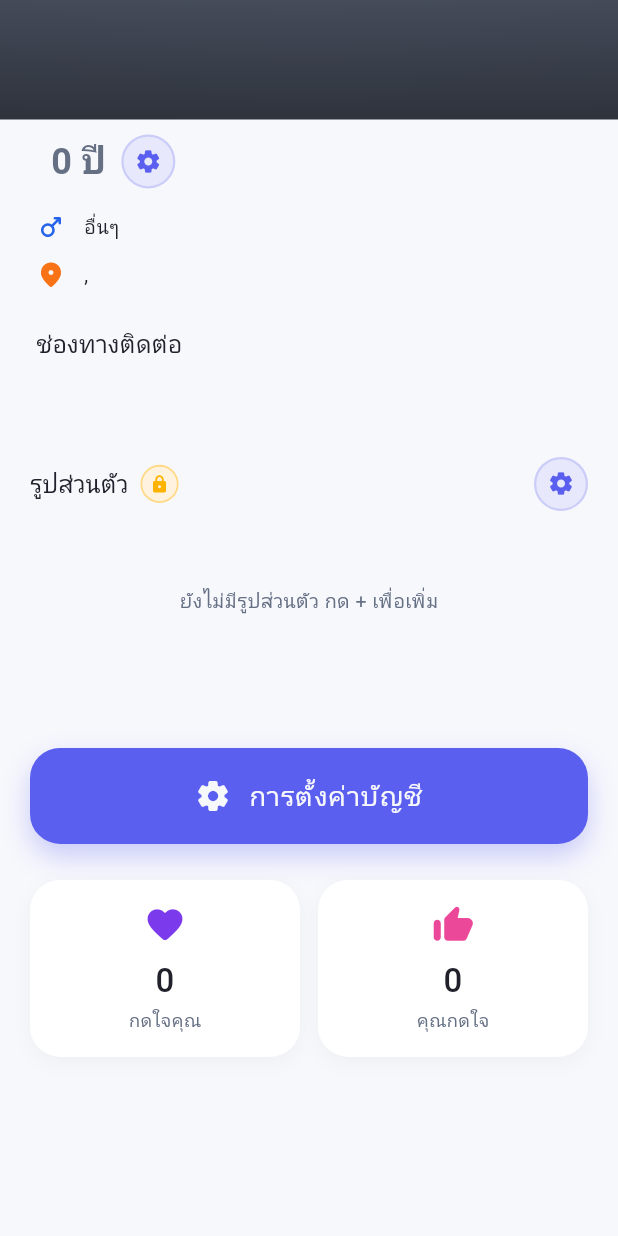
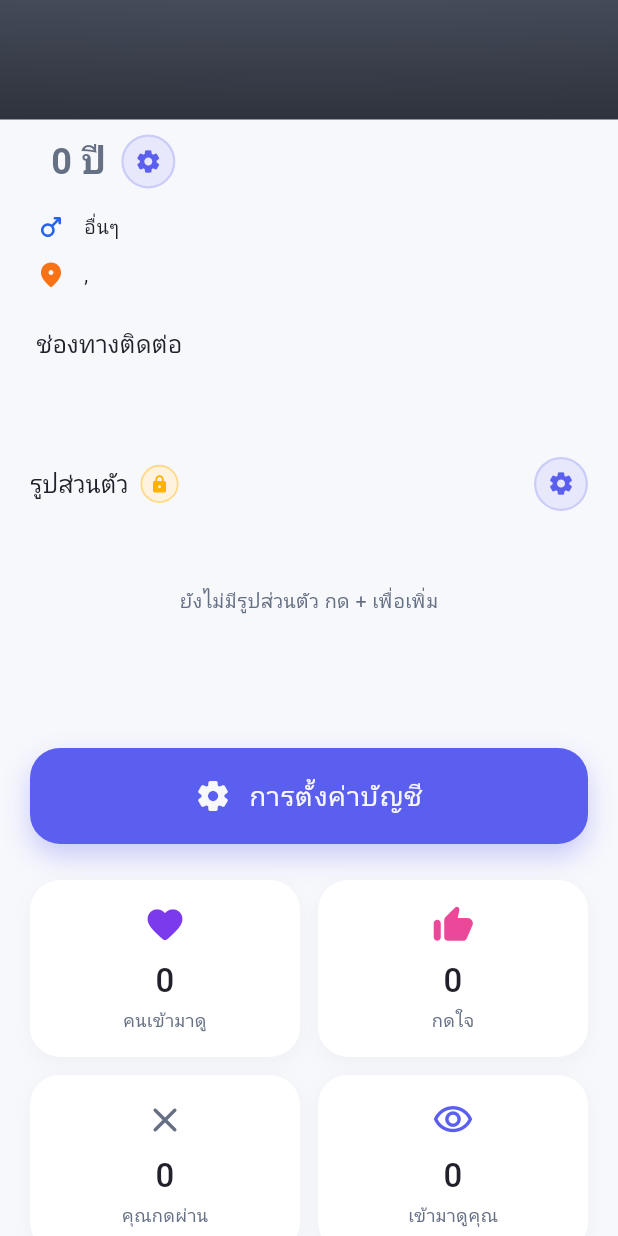
Before and after one commit to pookamhomyen-ops/dating-one, a Flutter app: the ProfileScreen screen opened directly, scrolled down 456 dp, on a phone screen of 412 x 824 dp. Run offline on Flutter 3.47's test engine with Material 3 defaults, Android fonts, the phone set to English and light mode, and no system bars; our stand-ins replace cached_network_image, flutter_image_compress, google_fonts, google_sign_in, image_picker, supabase_flutter; accounts and stored records are empty.

Commit message:
update project files

```diff
--- a/lib/screens/profile/profile_screen.dart
+++ b/lib/screens/profile/profile_screen.dart
@@ -34,6 +34,19 @@ class ProfileScreenState extends State<ProfileScreen> {
     try {
       final authUser = Supabase.instance.client.auth.currentUser;
       if (authUser == null) return;
+
+      final likesReceivedRes = await Supabase.instance.client
+          .from('profile_likes')
+          .select('id')
+          .eq('liked_id', authUser.id);
+
+      final likesGivenRes = await Supabase.instance.client
+          .from('profile_likes')
+          .select('id')
+          .eq('liker_id', authUser.id);
+
+      final likesReceived = (likesReceivedRes as List).length;
+      final likesGiven = (likesGivenRes as List).length;
 
       final data = await Supabase.instance.client
           .from('profiles')
@@ -123,8 +136,8 @@ class ProfileScreenState extends State<ProfileScreen> {
               photoUrls: photoUrls,
               bio: data['bio'] ?? '',
               interests: [],
-              profileViews: likedMeCount,
-              likesReceived: myLikesCount,
+              profileViews: likesReceived,
+              likesReceived: likesGiven,
               lineId: data['line_id'] ?? '',
               instagram: data['instagram'] ?? '',
               xHandle: data['x_handle'] ?? '',
@@ -809,14 +822,16 @@ class _StatsRow extends StatelessWidget {
 
   @override
   Widget build(BuildContext context) {
-    return Row(
+    return Column(
+      children: [
+        Row(
           children: [
             Expanded(
               child: GestureDetector(
                 onTap: onLikedMeTap,
                 child: _StatCard(
                   icon: Icons.favorite_rounded,
-              label: 'กดใจคุณ',
+                  label: 'คนเข้ามาดู',
                   value: _formatCount(likedMeCount),
                   color: AppColors.iconPurple,
                 ),
@@ -828,11 +843,35 @@ class _StatsRow extends StatelessWidget {
                 onTap: onMyLikesTap,
                 child: _StatCard(
                   icon: Icons.thumb_up_rounded,
-              label: 'คุณกดใจ',
+                  label: 'กดใจ',
                   value: _formatCount(myLikesCount),
                   color: AppColors.brandPink,
                 ),
               ),
+            ),
+          ],
+        ),
+        const SizedBox(height: 12),
+        Row(
+          children: [
+            Expanded(
+              child: _StatCard(
+                icon: Icons.close_rounded,
+                label: 'คุณกดผ่าน',
+                value: '0',
+                color: AppColors.textSecondary,
+              ),
+            ),
+            const SizedBox(width: 12),
+            Expanded(
+              child: _StatCard(
+                icon: Icons.visibility_outlined,
+                label: 'เข้ามาดูคุณ',
+                value: '0',
+                color: AppColors.primary,
+              ),
+            ),
+          ],
         ),
       ],
     );
```
Lines whose indentation alone changed are shown as unchanged.
